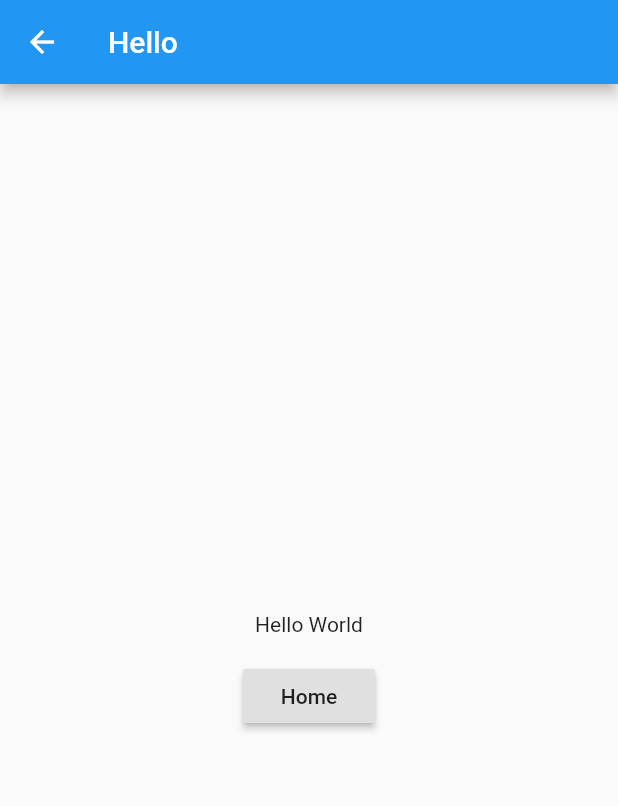
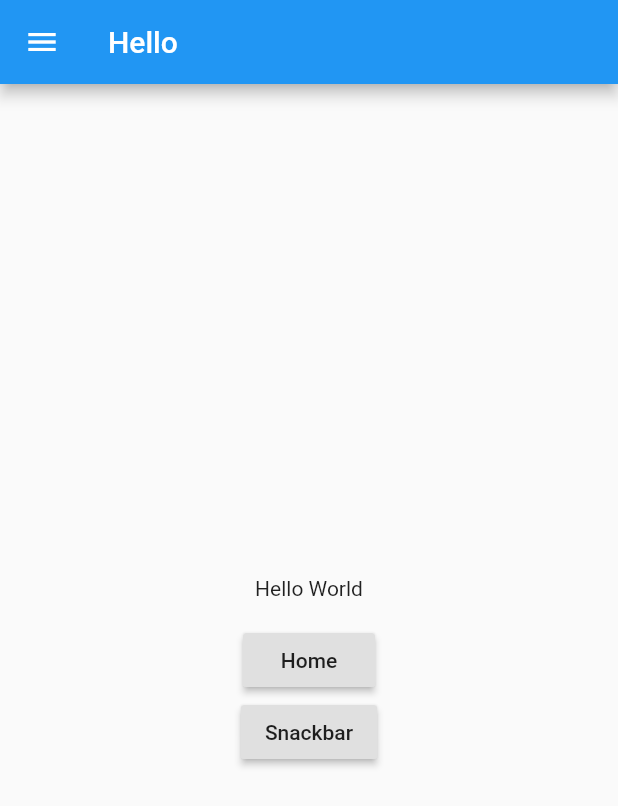
Before and after one commit to uncaose/flutter_test, a Flutter app: the screen it shows after launch, after a tap on "Hello", on a phone screen of 412 x 824 dp. Shown: the top 806 px of the screen. Run offline on Flutter 3.47's test engine with Material 2 defaults, Android fonts, the phone set to English and light mode, and no system bars.

Commit message:
Feat: add drawer

```diff
--- /dev/null
+++ b/lib/src/drawers.dart
@@ -0,0 +1,44 @@
+import 'package:flutter/material.dart';
+
+class Drawers extends StatefulWidget {
+  @override
+  _DrawerState createState() => _DrawerState();
+}
+
+class _DrawerState extends State<Drawers> {
+  @override
+  Widget build(BuildContext context) {
+    return Drawer(
+      child: ListView(
+        padding: EdgeInsets.zero,
+        children: <Widget>[
+          DrawerHeader(
+            decoration: BoxDecoration(
+              color: Colors.blue,
+            ),
+            child: FlatButton(
+              onPressed: () => Navigator.pushReplacementNamed(context, '/'),
+              child: Text(
+                'Flutter Test',
+                style: TextStyle(
+                  color: Colors.white,
+                  fontSize: 24,
+                ),
+              ),
+            ),
+          ),
+          ListTile(
+            title: Text("Hello"),
+            // trailing: Icon(Icons.arrow_forward),
+            onTap: () => Navigator.pushNamed(context, '/hello'),
+          ),
+          ListTile(
+            title: Text("Number"),
+            // trailing: Icon(Icons.arrow_forward),
+            onTap: () => Navigator.pushNamed(context, '/number'),
+          ),
+        ],
+      ),
+    );
+  }
+}
--- a/lib/src/screens/hello.dart
+++ b/lib/src/screens/hello.dart
@@ -1,13 +1,23 @@
 import 'package:flutter/material.dart';
+import '../drawers.dart';
 
 class Hello extends StatelessWidget {
+  final scaffoldKey = GlobalKey<ScaffoldState>();
+
   @override
   Widget build(BuildContext context) {
     return Scaffold(
+      key: scaffoldKey,
       appBar: AppBar(
         title: Text('Hello'),
       ),
-      body: Center(
+      drawer: Drawers(),
+      body: hello(context),
+    );
+  }
+
+  Widget hello(BuildContext context) {
+    return Center(
       child: Column(
         mainAxisAlignment: MainAxisAlignment.center,
         children: [
@@ -22,9 +32,15 @@ class Hello extends StatelessWidget {
               Navigator.popAndPushNamed(context, '/');
             },
             child: Text('Home'),
-            )
+          ),
+          RaisedButton(
+            onPressed: () {
+              scaffoldKey.currentState
+                  .showSnackBar(SnackBar(content: Text('Show Sackbar')));
+            },
+            child: Text('Snackbar'),
+          ),
         ],
-        ),
       ),
     );
   }
--- a/lib/src/screens/welcome.dart
+++ b/lib/src/screens/welcome.dart
@@ -1,13 +1,20 @@
 import 'package:flutter/material.dart';
+import '../drawers.dart';
 
 class Welcome extends StatelessWidget {
   @override
   Widget build(BuildContext context) {
     return Scaffold(
       appBar: AppBar(
-        title: Text('welcome'),
+        title: Text('Welcome'),
       ),
-      body: Center(
+      drawer: Drawers(),
+      body: welcome(context),
+    );
+  }
+
+  Widget welcome(BuildContext context) {
+    return Center(
       child: Column(
         mainAxisAlignment: MainAxisAlignment.center,
         children: [
@@ -23,8 +30,13 @@ class Welcome extends StatelessWidget {
               Navigator.pushNamed(context, '/number');
             },
           ),
+          RaisedButton(
+            child: Text('Open darwer'),
+            onPressed: () {
+              Scaffold.of(context).openDrawer();
+            },
+          ),
         ],
-        ),
       ),
     );
   }
```
Also changed, not shown: lib/src/screens/number.dart (+5 -3 lines). Lines whose indentation alone changed are shown as unchanged.
